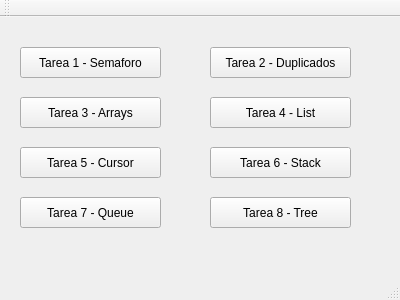
Before: the Qt Designer form mainwindow.ui in KenyStev/Structure-HW-P1, drawn with Qt 5.
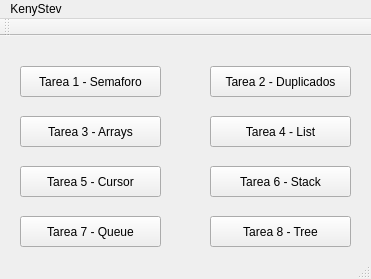
After: the same form once the commit is applied.

Diff of the .ui file:
```diff
--- a/mainwindow.ui
+++ b/mainwindow.ui
@@ -6,8 +6,8 @@
    <rect>
     <x>0</x>
     <y>0</y>
-    <width>400</width>
-    <height>300</height>
+    <width>371</width>
+    <height>279</height>
    </rect>
   </property>
   <property name="windowTitle">
@@ -124,10 +124,16 @@
     <rect>
      <x>0</x>
      <y>0</y>
-     <width>400</width>
+     <width>371</width>
      <height>27</height>
     </rect>
    </property>
+   <widget class="QMenu" name="menuKenyStev">
+    <property name="title">
+     <string>KenyStev</string>
+    </property>
+   </widget>
+   <addaction name="menuKenyStev"/>
   </widget>
   <widget class="QToolBar" name="mainToolBar">
    <attribute name="toolBarArea">
```
